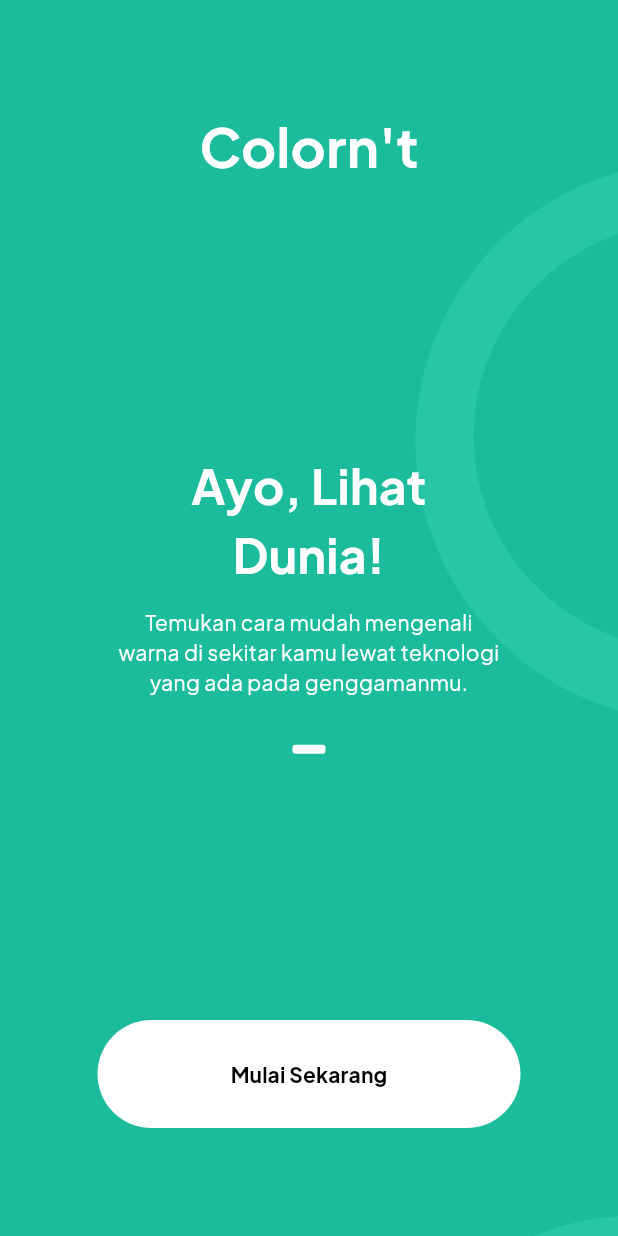
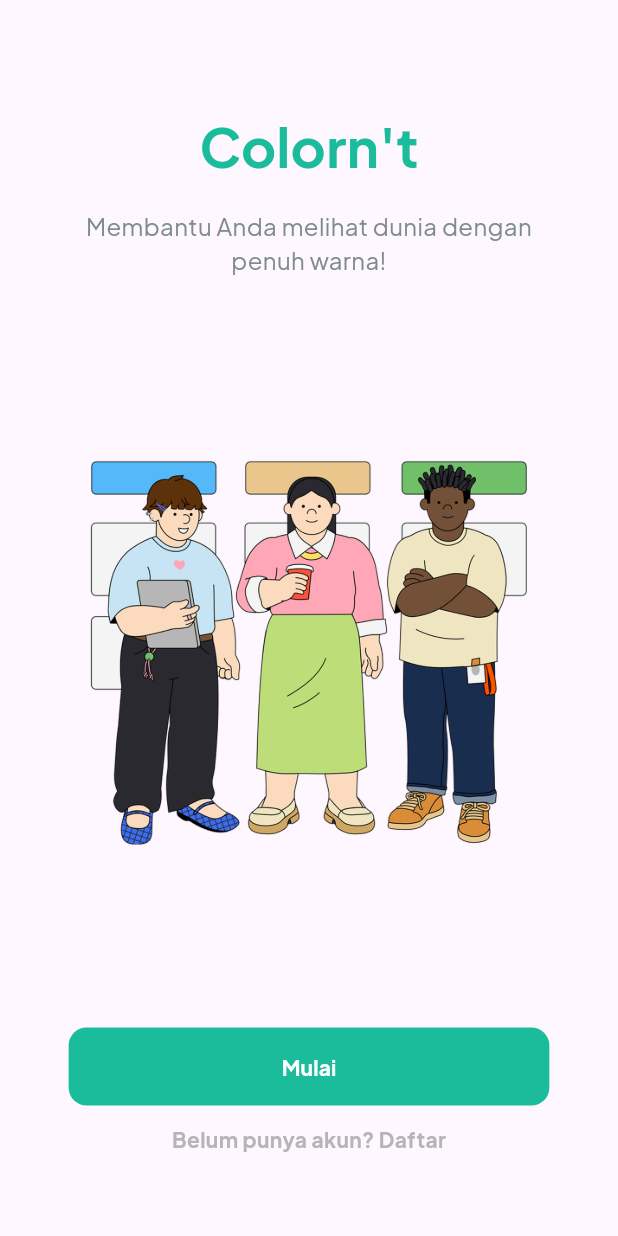
Before and after one commit to ffromme/Colornt, a Flutter app: the screen it shows after launch, on a phone screen of 412 x 824 dp. Run offline on Flutter 3.47's test engine with Material 3 defaults, Android fonts, the phone set to English and light mode, and no system bars; our stand-ins replace firebase_auth, firebase_core, flutter_dotenv, google_generative_ai, google_nav_bar, hexcolor and 1 more; accounts and stored records are empty; generated files the repository leaves out were written again; project files that could hold a hidden picture were left out.

```diff
--- a/lib/pages/homepage.dart
+++ b/lib/pages/homepage.dart
@@ -1,5 +1,5 @@
 import 'package:appbutawarna/pages/analisisWarna.dart';
-import 'package:appbutawarna/pages/kuisWarna.dart'; // ✅ TAMBAH IMPORT
+import 'package:appbutawarna/pages/kuisWarna.dart';
 import 'package:appbutawarna/widgets/bottom_navbar.dart';
 import 'package:flutter/material.dart';
 
--- a/lib/pages/onboarding.dart
+++ b/lib/pages/onboarding.dart
@@ -1,7 +1,7 @@
-import 'package:appbutawarna/pages/homepage.dart';
+import 'package:appbutawarna/pages/loginPage.dart';
+import 'package:appbutawarna/widgets/primary_button.dart';
 import 'package:flutter/material.dart';
 import 'package:hexcolor/hexcolor.dart';
-import 'package:flutter_svg/flutter_svg.dart';
 
 class Onboarding extends StatelessWidget {
   const Onboarding({super.key});
@@ -9,95 +9,53 @@ class Onboarding extends StatelessWidget {
   @override
   Widget build(BuildContext context) {
     return Scaffold(
-      body: Stack(
-        children: [
-          Positioned.fill(
-              child: SvgPicture.asset(
-                'assets/images/Onboard.svg',
-                fit: BoxFit.cover,
-              )
-          ),
-          Center(
-            child: Padding(
-              padding: const EdgeInsets.symmetric(vertical: 72, horizontal: 32),
-              child: Column(
-                mainAxisAlignment: MainAxisAlignment.spaceBetween,
-                children: [
-                  Text(
-                    "Colorn't",
-                    style: TextStyle(
-                        fontWeight: FontWeight.bold,
-                        fontSize: 36,
-                        color: HexColor("#FFFFFF")
-                    ),
-                  ),
+      body: Padding(
+        padding: const EdgeInsets.symmetric(horizontal: 32, vertical: 72),
+        child: Column(
+          children: [
+            Row(
+              mainAxisAlignment: MainAxisAlignment.center,
+              children: [
+                Text(
+                  "Colorn't",
+                  style: TextStyle(color: HexColor('#1ABC9C'), fontSize: 36, fontWeight: FontWeight.bold),
+                ),
+              ],
+            ),
 
-                  Padding(
-                    padding: const EdgeInsets.symmetric(horizontal: 44),
-                    child: Column(
-                      children: [
-                        Text(
-                          "Ayo, Lihat Dunia!",
-                          textAlign: TextAlign.center,
-                          style: TextStyle(
-                              fontWeight: FontWeight.bold,
-                              fontSize: 32,
-                              color: HexColor("#FFFFFF")
-                          ),
-                        ),
+            const SizedBox(height: 16),
 
-                        SizedBox(height: 12,),
+            Text(
+              "Membantu Anda melihat dunia dengan penuh warna!",
+              textAlign: TextAlign.center,
+              style: TextStyle(color: HexColor('#7F8C8D'), fontSize: 16),
+            ),
 
-                        Text(
-                          "Temukan cara mudah mengenali warna di sekitar kamu lewat teknologi yang ada pada genggamanmu.",
-                          style: TextStyle(
-                              fontSize: 14,
-                              color: HexColor("#FFFFFF")
-                          ),
-                          textAlign: TextAlign.center,
-                        ),
+            const SizedBox(height: 100),
 
-                        SizedBox(height: 32,),
+            Image.asset(
+              'assets/images/imgOnboard.png',
+              height: 300,
+            ),
 
-                        Container(
-                          height: 6,
-                          width: 22,
-                          decoration: BoxDecoration(
-                            color: Colors.white,
-                            borderRadius: BorderRadius.circular(2),
-                          ),
-                        )
-                      ],
-                    ),
-                  ),
-                  ElevatedButton(
-                      onPressed: () => Navigator.push(
-                        context,
-                        MaterialPageRoute(
-                            builder: (context) => Homepage()
-                        ),
-                      ),
-                      style: ElevatedButton.styleFrom(
-                        elevation: 0,
-                        backgroundColor: HexColor("#FFFFFF"),
-                        fixedSize: Size(282, 72),
-                      ),
-                      child: const Text(
-                        "Mulai Sekarang",
-                        style: TextStyle(
-                          fontWeight: FontWeight.bold,
-                          fontSize: 14,
-                          color: Colors.black,
-                        ),
-                        textAlign: TextAlign.center,
-                      )
-                  )
-                ],
-              ),
+            const SizedBox(height: 100),
+
+            PrimaryButton(text: 'Mulai', onPressed: () {
+              Navigator.push(
+                context,
+                MaterialPageRoute(builder: (context) => const LoginPage()),
+              );
+            }),
+
+            const SizedBox(height: 12),
+
+            Text(
+              "Belum punya akun? Daftar",
+              style: TextStyle(color: HexColor('#B5B5B5'), fontSize: 14, fontWeight: FontWeight.bold),
             ),
-          ),
-        ],
-      ),
+          ],
+        ),
+      )
     );
   }
 }
--- /dev/null
+++ b/lib/widgets/primary_button.dart
@@ -0,0 +1,35 @@
+import 'package:flutter/material.dart';
+import 'package:hexcolor/hexcolor.dart';
+
+
+class PrimaryButton extends StatelessWidget {
+  final String text;
+  final VoidCallback onPressed;
+
+  const PrimaryButton({
+    required this.text,
+    required this.onPressed,
+    super.key,
+  });
+
+  @override
+  Widget build(BuildContext context) {
+    return ElevatedButton(
+      onPressed: () {
+        onPressed();
+      },
+      style: ElevatedButton.styleFrom(
+        backgroundColor: HexColor('#1ABC9C'),
+        padding: const EdgeInsets.symmetric(horizontal: 142, vertical: 16),
+        shape: RoundedRectangleBorder(
+          borderRadius: BorderRadius.circular(12),
+        ),
+        elevation: 0,
+      ),
+      child: Text(
+        text,
+        style: TextStyle(color: Colors.white,fontSize: 14, fontWeight: FontWeight.bold),
+      ),
+    );
+  }
+}
--- a/pubspec.yaml
+++ b/pubspec.yaml
@@ -41,6 +41,8 @@ dependencies:
   google_generative_ai: ^0.4.7
   flutter_dotenv: ^6.0.0
   google_nav_bar: ^5.0.7
+  firebase_core: ^4.2.0
+  firebase_auth: ^6.1.1
 
 dev_dependencies:
   flutter_test:
```
Also changed, not shown: lib/main.dart (+11 -10 lines), lib/pages/loginPage.dart (added, +112 -0 lines), lib/pages/registerPage.dart (added, +138 -0 lines), lib/services/auth_service.dart (added, +75 -0 lines), lib/widgets/text_form_field.dart (added, +59 -0 lines), assets/images/gambarOnboard.svg (added), assets/images/imgOnboard.png (added), pubspec.lock.
